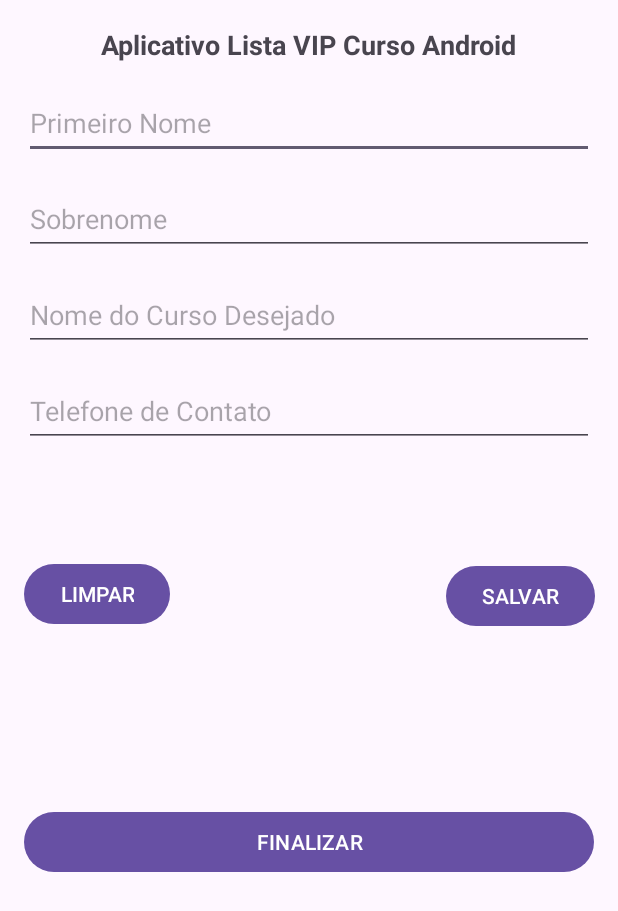
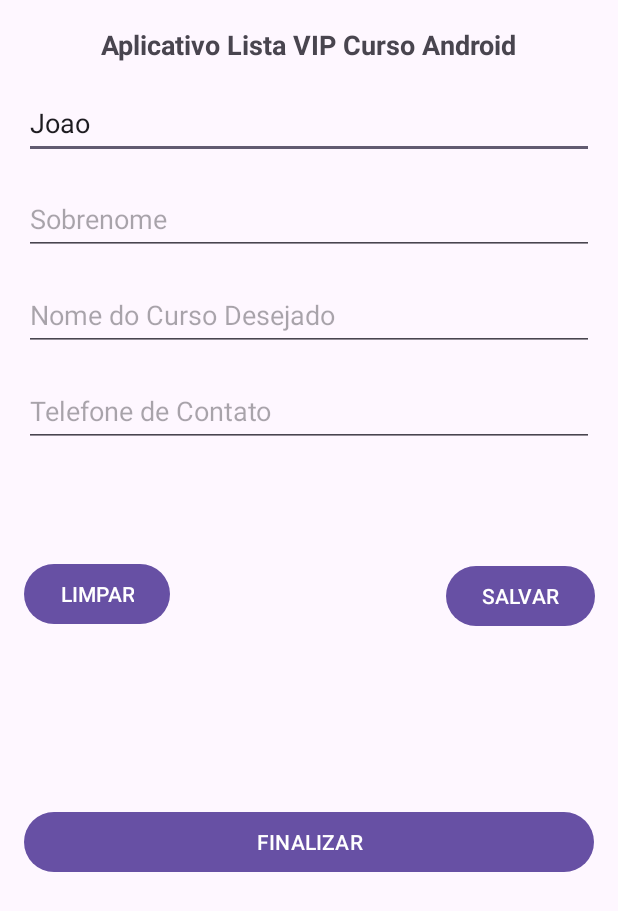
Before and after one commit to joaoadsistemas/Java_Kotlin_Android, an Android app: the screen it shows after launch (MainActivity), on a phone screen of 412 x 824 dp. Shown: the top 911 px of the screen. Run offline under Robolectric (Android 15) with nearby library versions, the phone set to English and light mode, and no system bars.

Commit message:
Primeira Versão do App Finalizada

```diff
--- /dev/null
+++ b/AppListaCurso/app/src/main/java/devandroid/silveira/applistacurso/model/Pessoa.java
@@ -0,0 +1,58 @@
+package devandroid.silveira.applistacurso.model;
+
+public class Pessoa {
+
+    private String primeiroNome;
+    private String sobrenome;
+    private String cursoDesejado;
+    private String telefoneContato;
+
+    public String getPrimeiroNome() {
+        return primeiroNome;
+    }
+
+    public void setPrimeiroNome(String primeiroNome) {
+        this.primeiroNome = primeiroNome;
+    }
+
+    public String getSobrenome() {
+        return sobrenome;
+    }
+
+    public void setSobrenome(String sobrenome) {
+        this.sobrenome = sobrenome;
+    }
+
+    public String getCursoDesejado() {
+        return cursoDesejado;
+    }
+
+    public void setCursoDesejado(String cursoDesejado) {
+        this.cursoDesejado = cursoDesejado;
+    }
+
+    public String getTelefoneContato() {
+        return telefoneContato;
+    }
+
+    public void setTelefoneContato(String telefoneContato) {
+        this.telefoneContato = telefoneContato;
+    }
+
+    public Pessoa() {
+
+
+
+
+    }
+
+    @Override
+    public String toString() {
+        return "Pessoa{" +
+                "primeiroNome='" + primeiroNome + '\'' +
+                ", sobrenome='" + sobrenome + '\'' +
+                ", cursoDesejado='" + cursoDesejado + '\'' +
+                ", telefoneContato='" + telefoneContato + '\'' +
+                '}';
+    }
+}
--- a/AppListaCurso/app/src/main/java/devandroid/silveira/applistacurso/view/MainActivity.java
+++ b/AppListaCurso/app/src/main/java/devandroid/silveira/applistacurso/view/MainActivity.java
@@ -3,14 +3,80 @@ package devandroid.silveira.applistacurso.view;
 import androidx.appcompat.app.AppCompatActivity;
 
 import android.os.Bundle;
+import android.util.Log;
+import android.view.View;
+import android.widget.Button;
+import android.widget.EditText;
+import android.widget.Toast;
 
 import devandroid.silveira.applistacurso.R;
+import devandroid.silveira.applistacurso.model.Pessoa;
 
 public class MainActivity extends AppCompatActivity {
+
+    Pessoa p1 = new Pessoa();
+    EditText editPrimeiroNome;
+    EditText editSobrenome;
+    EditText editNomeCurso;
+    EditText editTelefoneContato;
+    Button btnLimpar;
+    Button btnSalvar;
+    Button btnFinalizar;
 
     @Override
     protected void onCreate(Bundle savedInstanceState) {
         super.onCreate(savedInstanceState);
         setContentView(R.layout.activity_main);
+
+
+        p1.setCursoDesejado("Android");
+        p1.setSobrenome("Silveira");
+        p1.setPrimeiroNome("Joao");
+        p1.setTelefoneContato("15-99123488");
+
+        Log.i("MENSAGEM", p1.toString());
+
+        editPrimeiroNome = findViewById(R.id.editPrimeiroNome);
+        editSobrenome = findViewById(R.id.editSobrenome);
+        editNomeCurso = findViewById(R.id.editNomeCurso);
+        editTelefoneContato = findViewById(R.id.editTelefoneContato);
+
+        btnLimpar = findViewById(R.id.btnLimpar);
+        btnSalvar = findViewById(R.id.btnSalvar);
+        btnFinalizar = findViewById(R.id.btnFinalizar);
+
+        editPrimeiroNome.setText(p1.getPrimeiroNome());
+
+        btnLimpar.setOnClickListener(new View.OnClickListener() {
+            @Override
+            public void onClick(View v) {
+                editPrimeiroNome.setText("");
+                editSobrenome.setText("");
+                editTelefoneContato.setText("");
+                editNomeCurso.setText("");
+            }
+        });
+
+        btnFinalizar.setOnClickListener(new View.OnClickListener() {
+            @Override
+            public void onClick(View v) {
+                Toast.makeText(MainActivity.this, "volte sempre", Toast.LENGTH_LONG).show();
+                finish();
+            }
+        });
+
+
+        btnSalvar.setOnClickListener(new View.OnClickListener() {
+            @Override
+            public void onClick(View v) {
+                p1.setPrimeiroNome(editPrimeiroNome.getText().toString());
+                p1.setSobrenome(editSobrenome.getText().toString());
+                p1.setCursoDesejado(editNomeCurso.getText().toString());
+                p1.setTelefoneContato(editTelefoneContato.getText().toString());
+
+                Toast.makeText(MainActivity.this, p1.toString(), Toast.LENGTH_LONG).show();
+            }
+        });
+
     }
 }
--- a/AppListaCurso/app/src/main/res/layout/activity_main.xml
+++ b/AppListaCurso/app/src/main/res/layout/activity_main.xml
@@ -7,7 +7,7 @@
     tools:context=".view.MainActivity">
 
     <TextView
-        android:id="@+id/textView"
+        android:id="@+id/txtTituloApp"
         android:layout_width="wrap_content"
         android:layout_height="wrap_content"
         android:text="@string/txt_titulo"
@@ -20,19 +20,19 @@
         app:layout_constraintVertical_bias="0.022" />
 
     <EditText
-        android:id="@+id/editTextText"
+        android:id="@+id/editPrimeiroNome"
         android:layout_width="match_parent"
         android:layout_height="48dp"
         android:layout_margin="16dp"
         android:ems="10"
-        android:hint="@string/txt_hint_edit_priemiro_nome"
+        android:hint="@string/txt_hint_edit_primeiro_nome"
         android:inputType="text"
         app:layout_constraintEnd_toEndOf="parent"
         app:layout_constraintStart_toStartOf="parent"
-        app:layout_constraintTop_toBottomOf="@+id/textView" />
+        app:layout_constraintTop_toBottomOf="@+id/txtTituloApp" />
 
     <EditText
-        android:id="@+id/editTextText2"
+        android:id="@+id/editSobrenome"
         android:layout_width="match_parent"
         android:layout_height="48dp"
         android:layout_margin="16dp"
@@ -41,10 +41,10 @@
         android:inputType="text"
         app:layout_constraintEnd_toEndOf="parent"
         app:layout_constraintStart_toStartOf="parent"
-        app:layout_constraintTop_toBottomOf="@+id/editTextText" />
+        app:layout_constraintTop_toBottomOf="@+id/editPrimeiroNome" />
 
     <EditText
-        android:id="@+id/editTextText3"
+        android:id="@+id/editNomeCurso"
         android:layout_width="match_parent"
         android:layout_height="48dp"
         android:layout_margin="16dp"
@@ -53,10 +53,10 @@
         android:inputType="text"
         app:layout_constraintEnd_toEndOf="parent"
         app:layout_constraintStart_toStartOf="parent"
-        app:layout_constraintTop_toBottomOf="@+id/editTextText2" />
+        app:layout_constraintTop_toBottomOf="@+id/editSobrenome" />
 
     <EditText
-        android:id="@+id/editTextText4"
+        android:id="@+id/editTelefoneContato"
         android:layout_width="match_parent"
         android:layout_height="48dp"
         android:layout_margin="16dp"
@@ -65,33 +65,33 @@
         android:inputType="text"
         app:layout_constraintEnd_toEndOf="parent"
         app:layout_constraintStart_toStartOf="parent"
-        app:layout_constraintTop_toBottomOf="@+id/editTextText3" />
+        app:layout_constraintTop_toBottomOf="@+id/editNomeCurso" />
 
     <Button
-        android:id="@+id/button"
+        android:id="@+id/btnLimpar"
         android:layout_width="wrap_content"
         android:layout_height="wrap_content"
         android:layout_marginStart="16dp"
         android:layout_marginBottom="44dp"
         android:text="@string/txt_button_limpar"
-        app:layout_constraintBottom_toTopOf="@+id/button3"
+        app:layout_constraintBottom_toTopOf="@+id/btnFinalizar"
         app:layout_constraintStart_toStartOf="parent"
-        app:layout_constraintTop_toBottomOf="@+id/editTextText4" />
+        app:layout_constraintTop_toBottomOf="@+id/editTelefoneContato" />
 
     <Button
-        android:id="@+id/button2"
+        android:id="@+id/btnSalvar"
         android:layout_width="wrap_content"
         android:layout_height="wrap_content"
         android:layout_marginStart="184dp"
         android:layout_marginBottom="44dp"
         android:text="@string/txt_button_salvar"
-        app:layout_constraintBottom_toTopOf="@+id/button3"
-        app:layout_constraintStart_toEndOf="@+id/button"
-        app:layout_constraintTop_toBottomOf="@+id/editTextText4"
+        app:layout_constraintBottom_toTopOf="@+id/btnFinalizar"
+        app:layout_constraintStart_toEndOf="@+id/btnLimpar"
+        app:layout_constraintTop_toBottomOf="@+id/editTelefoneContato"
         app:layout_constraintVertical_bias="0.513" />
 
     <Button
-        android:id="@+id/button3"
+        android:id="@+id/btnFinalizar"
         android:layout_width="match_parent"
         android:layout_height="wrap_content"
         android:layout_margin="16dp"
@@ -100,6 +100,6 @@
         app:layout_constraintBottom_toBottomOf="parent"
         app:layout_constraintEnd_toEndOf="parent"
         app:layout_constraintStart_toStartOf="parent"
-        app:layout_constraintTop_toBottomOf="@+id/editTextText4" />
+        app:layout_constraintTop_toBottomOf="@+id/editTelefoneContato" />
 
 </androidx.constraintlayout.widget.ConstraintLayout>
--- a/AppListaCurso/app/src/main/res/values/strings.xml
+++ b/AppListaCurso/app/src/main/res/values/strings.xml
@@ -1,7 +1,7 @@
 <resources>
     <string name="app_name">AppListaCurso</string>
     <string name="txt_titulo">Aplicativo Lista VIP Curso Android</string>
-    <string name="txt_hint_edit_priemiro_nome">Primeiro Nome</string>
+    <string name="txt_hint_edit_primeiro_nome">Primeiro Nome</string>
     <string name="txt_hint_edit_sobrenome">Sobrenome</string>
     <string name="txt_hint_edit_nome_do_curso">Nome do Curso Desejado</string>
     <string name="txt_hint_edit_telefone_de_contato">Telefone de Contato</string>
```
